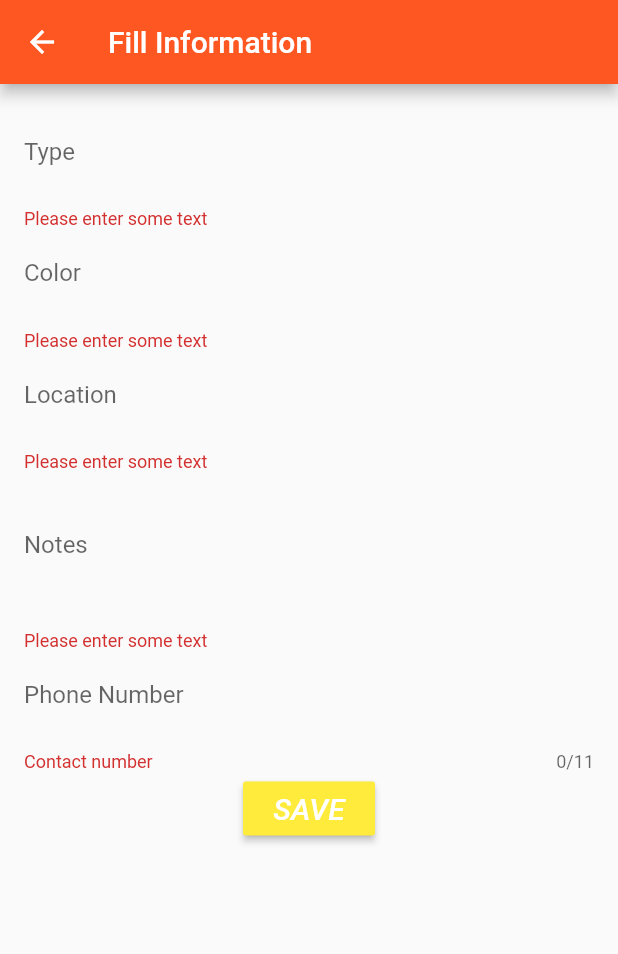
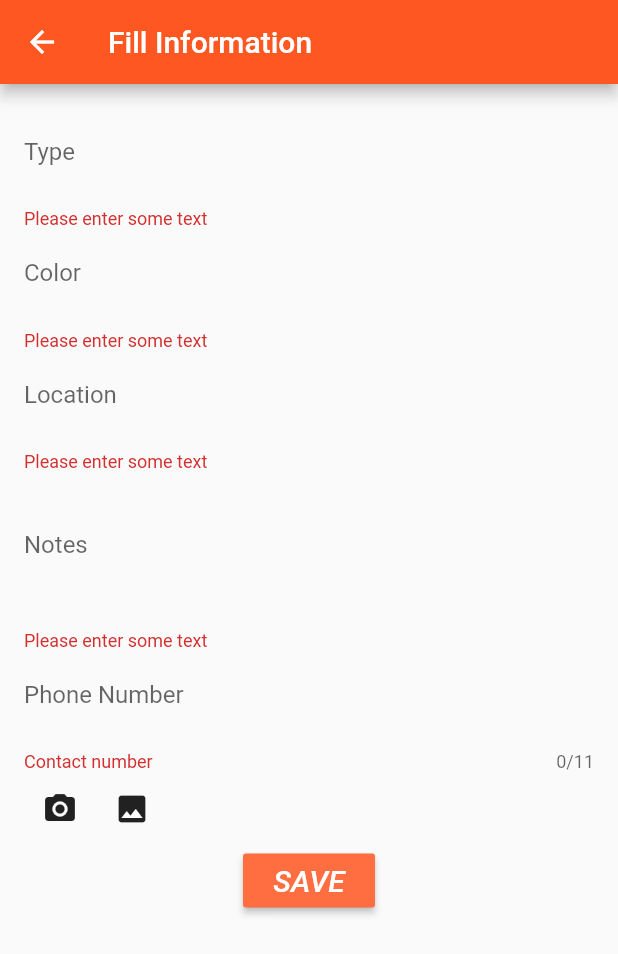
Before and after one commit to sercangl/lostPets, a Flutter app: the FoundPet screen opened directly, after a tap on "SAVE", on a phone screen of 412 x 824 dp. Shown: the top 954 px of the screen. Run offline on Flutter 3.47's test engine with Material 2 defaults, Android fonts, the phone set to English and light mode, and no system bars; our stand-ins replace cloud_firestore, firebase_storage, image_picker, random_string; accounts and stored records are empty; network calls fail.

```diff
--- a/lib/app.dart
+++ b/lib/app.dart
@@ -12,6 +12,9 @@ class App extends StatelessWidget {
           color: Colors.deepOrange,
         ),
         primarySwatch: Colors.blue,
+        buttonColor: Colors.deepOrangeAccent,
+        indicatorColor: Colors.deepOrange,
+
       ),
       home: MyHomePage(title: 'Flutter Demo Home Page'),
     );
--- a/lib/model/pet.dart
+++ b/lib/model/pet.dart
@@ -1,12 +1,14 @@
 class Pet {
-  Pet(
-      {this.name,
-      this.type,
-      this.color,
-      this.location,
-      this.notes,
-      this.date,
-      this.contactNumber});
+  Pet({
+    this.name,
+    this.type,
+    this.color,
+    this.location,
+    this.notes,
+    this.date,
+    this.contactNumber,
+    this.imgUrl,
+  });
   String name;
   String type;
   String color;
@@ -14,4 +16,5 @@ class Pet {
   String notes;
   DateTime date;
   String contactNumber;
+  String imgUrl;
 }
--- a/lib/page/found_pet.dart
+++ b/lib/page/found_pet.dart
@@ -1,7 +1,11 @@
-import 'package:cloud_firestore/cloud_firestore.dart';
+import 'dart:io';
+import 'package:image_picker/image_picker.dart';
+import 'package:firebase_storage/firebase_storage.dart';
 import 'package:flutter/material.dart';
 import 'package:pets/model/pet.dart';
+import 'package:pets/page/waiting_page.dart';
 import 'package:pets/repository/db.dart';
+import 'package:random_string/random_string.dart' as random;
 
 class FoundPet extends StatefulWidget {
   FoundPet({Key key}) : super(key: key);
@@ -19,6 +23,7 @@ class _FoundPetState extends State<FoundPet> {
   String notes;
   DateTime date;
   String contactNumber;
+  String imgUrl;
 
   @override
   Widget build(BuildContext context) {
@@ -97,13 +102,27 @@ class _FoundPetState extends State<FoundPet> {
                   },
                   onSaved: (value) => contactNumber = value,
                 ),
+                Row(
+                  children: <Widget>[
+                    IconButton(
+                        icon: Icon(Icons.camera_alt),
+                        onPressed: () async {
+                          await _onImageButtonPressed(ImageSource.camera);
+                        }),
+                    IconButton(
+                      icon: Icon(Icons.photo),
+                      onPressed: () async {
+                        await _onImageButtonPressed(ImageSource.gallery);
+                      },
+                    ),
+                  ],
+                ),
                 RaisedButton(
                   child: Text("SAVE",
                       style: TextStyle(
                           color: Colors.white,
                           fontStyle: FontStyle.italic,
                           fontSize: 20.0)),
-                  color: Colors.yellow,
                   onPressed: createData,
 
                   /*    {
@@ -122,6 +141,9 @@ class _FoundPetState extends State<FoundPet> {
   void createData() async {
     if (_formKey.currentState.validate()) {
       _formKey.currentState.save();
+      if (imgUrl == null) {
+        print('wait');
+      } else {
         Pet newPet = Pet(
           name: name,
           type: type,
@@ -129,7 +151,9 @@ class _FoundPetState extends State<FoundPet> {
           location: location,
           notes: notes,
           date: date,
-          contactNumber: contactNumber);
+          contactNumber: contactNumber,
+          imgUrl: imgUrl,
+        );
         DbOperations.addPet(newPet);
         Navigator.of(context).push(MaterialPageRoute(builder: (context) {
           return Scaffold(
@@ -146,3 +170,24 @@ class _FoundPetState extends State<FoundPet> {
       }
     }
   }
+
+  Future<void> _onImageButtonPressed(ImageSource source) async {
+    File _imageFile;
+    try {
+      _imageFile = await ImagePicker.pickImage(source: source);
+      StorageReference storageReference =
+          FirebaseStorage.instance.ref().child("/pets");
+      StorageUploadTask uploadTask = storageReference.putFile(_imageFile);
+
+      StorageTaskSnapshot taskSnapshot = await uploadTask.onComplete;
+
+      String downloadUrl = await taskSnapshot.ref.getDownloadURL() as String;
+
+      setState(() {
+        imgUrl = downloadUrl;
+      });
+    } catch (e) {
+      // _pickImageError = e;
+    }
+  }
+}
--- a/lib/repository/db.dart
+++ b/lib/repository/db.dart
@@ -11,6 +11,7 @@ abstract class DbOperations {
       'animalType': pet.type,
       'notes': pet.notes,
       'con_number': pet.contactNumber,
+      'imgUrl': pet.imgUrl,
     });
   }
 }
--- a/pubspec.yaml
+++ b/pubspec.yaml
@@ -23,7 +23,10 @@ dependencies:
   # The following adds the Cupertino Icons font to your application.
   # Use with the CupertinoIcons class for iOS style icons.
   cupertino_icons: ^0.1.2
-  cloud_firestore: ^0.10.1
+  cloud_firestore: 0.8.2+3
+  image_picker: 0.4.12+1
+  firebase_storage: 1.0.4
+  random_string: ^0.0.2
 dev_dependencies:
   flutter_test:
     sdk: flutter
```
Also changed, not shown: lib/page/waiting_page.dart (added, +12 -0 lines), pubspec.lock. Lines whose indentation alone changed are shown as unchanged.
